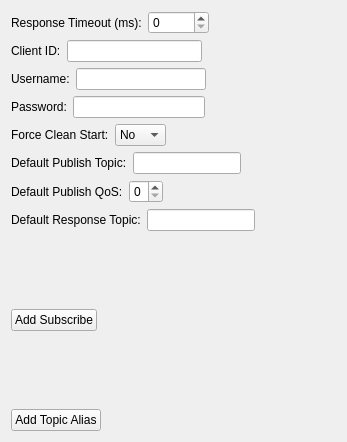
The window that src/Mqtt5ClientFilterConfigWidget.ui (commschamp/cc.mqtt5_client_filter.cc_tools_plugin) describes before a commit, drawn with Qt 5.
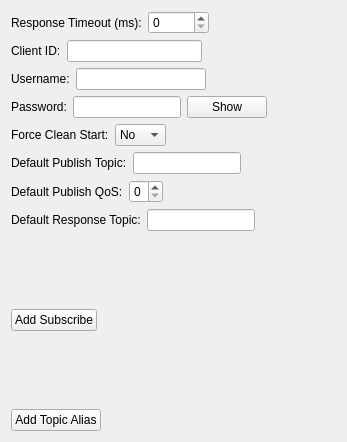
The same window after the commit.

What changed in the file:
```diff
--- a/src/Mqtt5ClientFilterConfigWidget.ui
+++ b/src/Mqtt5ClientFilterConfigWidget.ui
@@ -115,6 +115,16 @@
        </property>
       </widget>
      </item>
+     <item>
+      <widget class="QPushButton" name="m_passwordShowHidePushButton">
+       <property name="text">
+        <string>Show</string>
+       </property>
+       <property name="checkable">
+        <bool>true</bool>
+       </property>
+      </widget>
+     </item>
      <item>
       <spacer name="horizontalSpacer_8">
        <property name="orientation">
```
Left out of the diff: 18 changed lines with no effect on the pictures.
